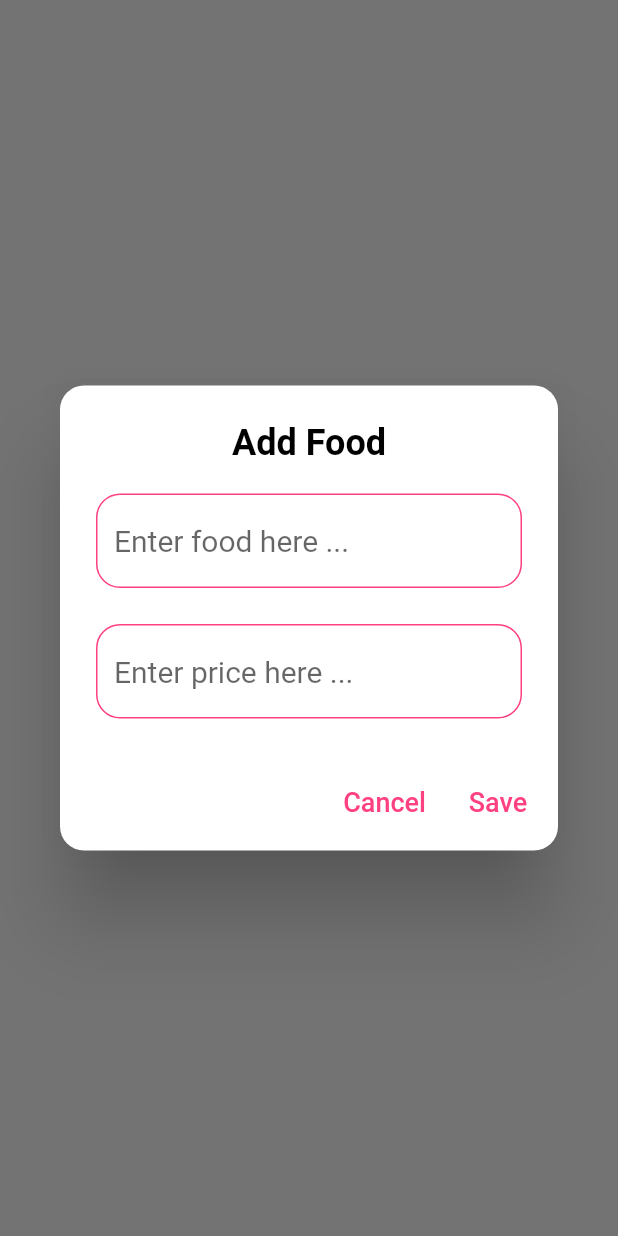
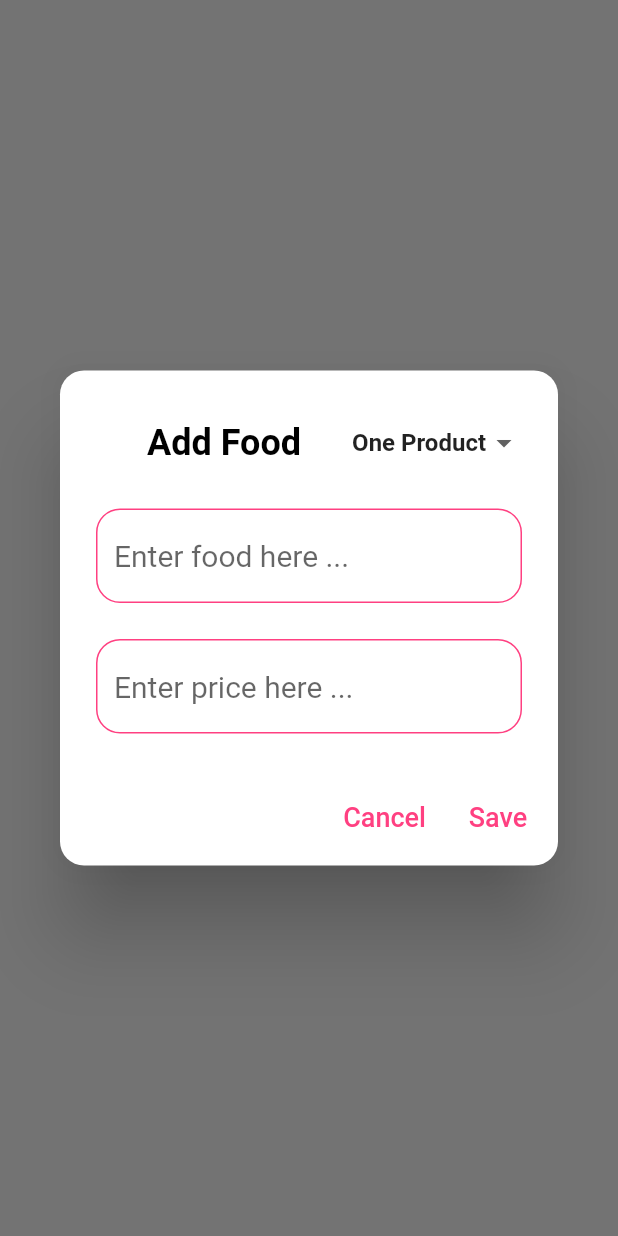
Before and after one commit to salahu01/Bamboo.Mess.Flutter, a Flutter app: what singleFieldDailog() shows on an empty page, opened directly with empty values, on a phone screen of 412 x 824 dp. Run offline on Flutter 3.47's test engine with Material 2 defaults, Android fonts, the phone set to English and light mode, and no system bars; our stand-ins replace another_flushbar, bloc, flutter_bloc, flutter_riverpod, hex, hive_flutter and 1 more; missing offline and left inert: esc_pos_bluetooth, esc_pos_utils, gbk_codec, mongo_dart; accounts and stored records are empty; Roboto replaces fonts that are missing (montserratfamily); project files that could hold a hidden picture were left out.

Commit message:
create some changes in dialogs and api

```diff
--- a/lib/main.dart
+++ b/lib/main.dart
@@ -8,7 +8,6 @@ import 'package:flutter_bloc/flutter_bloc.dart';
 import 'package:freelance/src/core/theme/app_colors.dart';
 import 'package:freelance/src/modules/bluetooth_connection/bloc/bluethooth_connection_cubit.dart';
 import 'package:freelance/src/modules/dashboard/view/dashboard_view.dart';
-import 'package:freelance/src/modules/printing/printing_ui.dart';
 import 'package:hive_flutter/adapters.dart';
 // import 'dart:convert';
 // import 'package:drago_usb_printer/drago_usb_printer.dart';
--- a/lib/src/core/widgets/show_dialog.dart
+++ b/lib/src/core/widgets/show_dialog.dart
@@ -15,6 +15,7 @@ class Dialogs {
     final priceCtrl = TextEditingController();
     final isProduct = categoryName != null;
     final key = GlobalKey<FormState>();
+    var selectedTyoeInFood = 'One Product';
     return showDialog(
       context: context,
       builder: (context) {
@@ -24,8 +25,30 @@ class Dialogs {
             onSuccess?.call();
             Navigator.pop(context);
           }
+          return StatefulBuilder(builder: (BuildContext context, setState) {
             return AlertDialog(
-            title: Center(child: Text('Add ${isProduct ? 'Food' : 'Category'}')),
+              title: Row(
+                children: [
+                  const Spacer(),
+                  Text('Add ${isProduct ? 'Food' : 'Category'}'),
+                  const Spacer(),
+                  Visibility(
+                    visible: isProduct,
+                    child: DropdownButton(
+                      underline: const SizedBox.shrink(),
+                      value: selectedTyoeInFood,
+                      items: ['One Product', 'Category']
+                          .map(
+                            (e) => DropdownMenuItem(value: e, child: Text(e, style: const TextStyle(fontWeight: FontWeight.bold))),
+                          )
+                          .toList(),
+                      onChanged: (value) {
+                        setState(() => selectedTyoeInFood = value ?? 'One Product');
+                      },
+                    ),
+                  ),
+                ],
+              ),
               titleTextStyle: const TextStyle(fontSize: 24, color: Colors.black, fontWeight: FontWeight.bold),
               shape: RoundedRectangleBorder(borderRadius: BorderRadius.circular(16)),
               content: SizedBox(
@@ -34,8 +57,9 @@ class Dialogs {
                   key: key,
                   child: Column(
                     mainAxisSize: MainAxisSize.min,
-                  children: List.generate(
-                    isProduct ? 2 : 1,
+                    children: [
+                      ...List.generate(
+                        selectedTyoeInFood == 'One Product' && isProduct ? 2 : 1,
                         (i) => Padding(
                           padding: EdgeInsets.only(bottom: isProduct && i == 0 ? 24 : 0),
                           child: TextFormField(
@@ -56,6 +80,7 @@ class Dialogs {
                           ),
                         ),
                       ),
+                    ],
                   ),
                 ),
               ),
@@ -71,13 +96,17 @@ class Dialogs {
                   onPressed: () {
                     if (state == 'Loading...') return;
                     if (key.currentState?.validate() ?? false) {
-                    ref.read(uploadProvider.notifier).uploadFoodAndCategory(isProduct ? [titleCtrl.text, categoryName, num.parse(priceCtrl.text)] : titleCtrl.text, ids: ids);
+                      final isOneProduct = selectedTyoeInFood == 'One Product';
+                      final List list = [titleCtrl.text, categoryName];
+                      if (isOneProduct) list.add(num.parse(priceCtrl.text));
+                      ref.read(uploadProvider.notifier).uploadFoodAndCategory(isProduct ? list : titleCtrl.text, ids: ids, isOneProduct: isOneProduct);
                     }
                   },
                   child: Text(state, style: TextStyle(color: primary.value, fontSize: 18)),
                 )
               ],
             );
+          });
         });
       },
     );
--- a/lib/src/modules/sales/providers/upload.provider.dart
+++ b/lib/src/modules/sales/providers/upload.provider.dart
@@ -3,17 +3,17 @@ part of 'sales.provider.dart';
 class UploadNotifier extends StateNotifier<String> {
   UploadNotifier() : super('Save');
 
-  void uploadFoodAndCategory(product, {List<String?>? ids = const []}) async {
+  void uploadFoodAndCategory(product, {required bool isOneProduct, List<String?>? ids = const []}) async {
     try {
       state = 'Loading...';
       if (product is List) {
-        await MongoDataBase().insertProduct(ProductModel(name: product[0], price: product[2], categaryName: product[1]), ids);
+        if (isOneProduct) await MongoDataBase().insertProduct(ProductModel(name: product[0], price: product[2], categaryName: product[1]), ids);
+        await MongoDataBase().insertProduct(ProductModel(name: product[0], categaryName: product[1], productIds: const []), ids);
       } else {
         await MongoDataBase().insertCategory(CategoryModel(productIds: const [], categaryName: product));
       }
       state = 'Success';
     } catch (e) {
-      log('error : $e');
       state = 'Retry';
     }
   }
```
Also changed, not shown: lib/src/core/models/product.model.dart (+17 -7 lines), lib/src/modules/printing/printing_ui.dart (+4 -12 lines), lib/src/modules/sales/view/category_view.dart (+2 -10 lines), pubspec.lock. Lines whose indentation alone changed are shown as unchanged.
